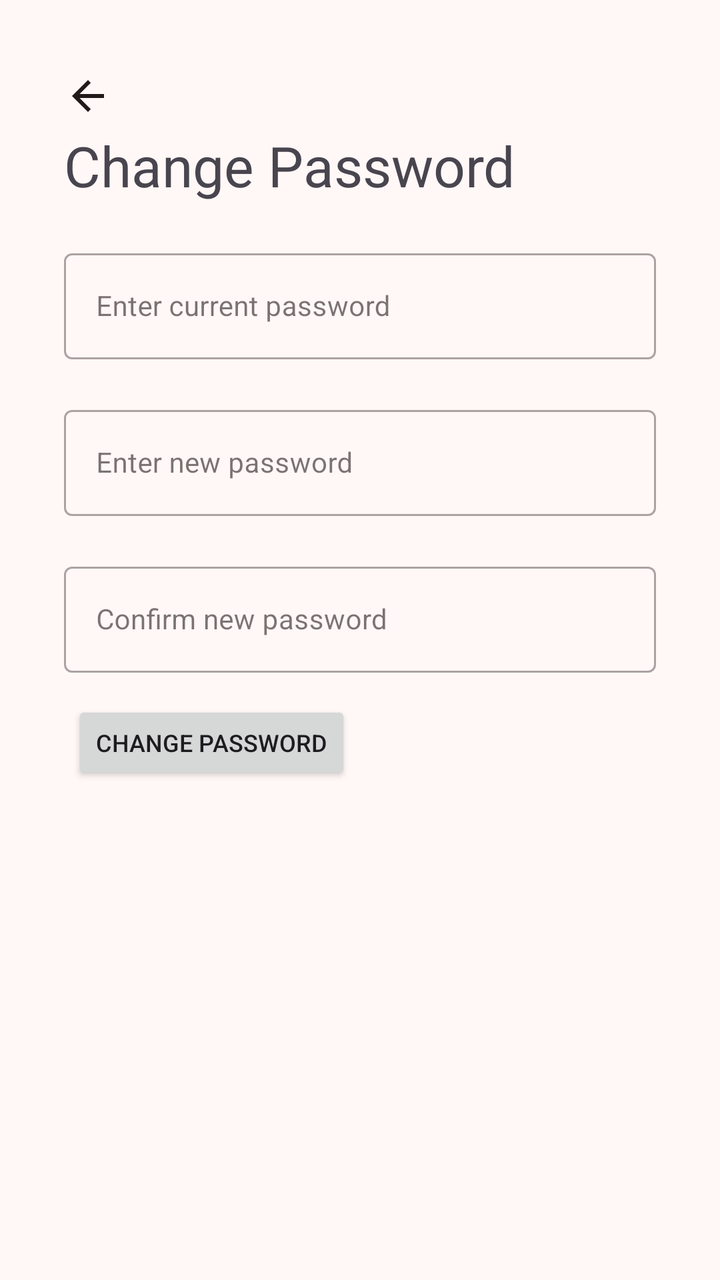
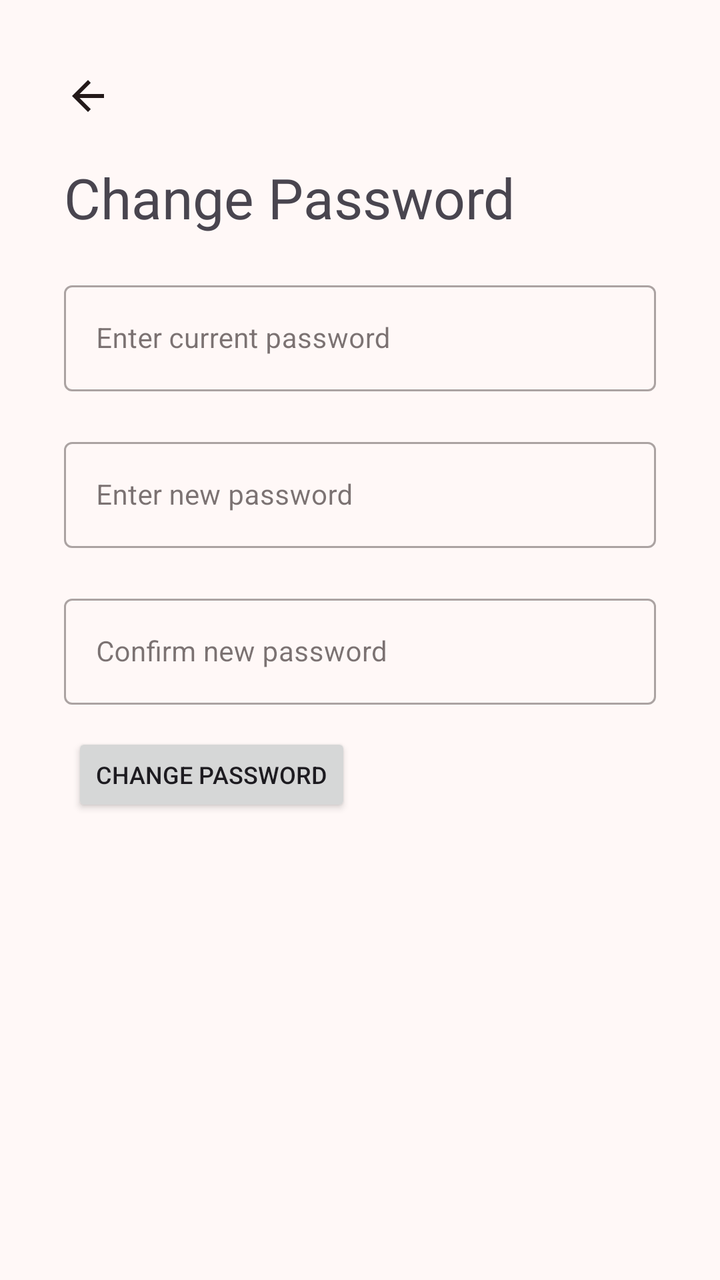

An Android layout rendered at two revisions. The XML below is the earlier revision; the diff shows what the commit changed to produce the second picture.
<!-- AndroidManifest.xml: application theme Theme.LendAHand -->
<!-- res/layout/activity_change_password.xml -->
<?xml version="1.0" encoding="utf-8"?>
<androidx.constraintlayout.widget.ConstraintLayout xmlns:android="http://schemas.android.com/apk/res/android"
    xmlns:app="http://schemas.android.com/apk/res-auto"
    xmlns:tools="http://schemas.android.com/tools"
    android:id="@+id/main"
    android:layout_width="match_parent"
    android:layout_height="match_parent"
    tools:context=".changePassword">

    <ImageButton
        android:id="@+id/backButton1"
        android:layout_width="wrap_content"
        android:layout_height="wrap_content"
        android:layout_marginStart="32dp"
        android:layout_marginTop="36dp"
        style="@style/icon"
        app:layout_constraintStart_toStartOf="parent"
        app:layout_constraintTop_toTopOf="parent"
        android:onClick="backOnClick"
        app:srcCompat="?attr/actionModeCloseDrawable" />

    <TextView
        android:id="@+id/changePassHeader"
        android:layout_width="wrap_content"
        android:layout_height="wrap_content"
        android:layout_marginStart="32dp"
        android:layout_marginTop="64dp"
        android:text="@string/change_password"
        android:textSize="28sp"
        app:layout_constraintStart_toStartOf="parent"
        app:layout_constraintTop_toTopOf="parent" />

    <com.google.android.material.textfield.TextInputLayout
        android:id="@+id/outlineCurrPass"
        android:layout_width="match_parent"
        android:layout_height="wrap_content"
        style="@style/Widget.MaterialComponents.TextInputLayout.OutlinedBox"
        android:layout_marginEnd="32dp"
        android:layout_marginStart="32dp"
        android:hint="@string/enter_current_password"
        android:layout_marginTop="20dp"
        app:layout_constraintEnd_toEndOf="parent"
        app:layout_constraintStart_toStartOf="parent"
        app:layout_constraintTop_toBottomOf="@+id/changePassHeader">

        
        <com.google.android.material.textfield.TextInputEditText
            android:id="@+id/currPass"
            android:layout_width="match_parent"
            android:layout_height="wrap_content"
            android:textSize="14sp" />

    </com.google.android.material.textfield.TextInputLayout>

    <com.google.android.material.textfield.TextInputLayout
        android:id="@+id/outlineNewPass"
        android:layout_width="match_parent"
        android:layout_height="wrap_content"
        style="@style/Widget.MaterialComponents.TextInputLayout.OutlinedBox"
        android:layout_marginEnd="32dp"
        android:layout_marginStart="32dp"
        android:hint="@string/enter_new_password"
        android:layout_marginTop="20dp"
        app:layout_constraintEnd_toEndOf="parent"
        app:layout_constraintStart_toStartOf="parent"
        app:layout_constraintTop_toBottomOf="@+id/outlineCurrPass">

        
        <com.google.android.material.textfield.TextInputEditText
            android:id="@+id/newPass"
            android:layout_width="match_parent"
            android:layout_height="wrap_content"
            android:textSize="14sp" />

    </com.google.android.material.textfield.TextInputLayout>

    <com.google.android.material.textfield.TextInputLayout
        android:id="@+id/outlineConfirmNewPass"
        android:layout_width="match_parent"
        android:layout_height="wrap_content"
        style="@style/Widget.MaterialComponents.TextInputLayout.OutlinedBox"
        android:layout_marginEnd="32dp"
        android:layout_marginStart="32dp"
        android:hint="@string/confirm_new_password"
        android:layout_marginTop="20dp"
        app:layout_constraintEnd_toEndOf="parent"
        app:layout_constraintStart_toStartOf="parent"
        app:layout_constraintTop_toBottomOf="@+id/outlineNewPass">

        
        <com.google.android.material.textfield.TextInputEditText
            android:id="@+id/confirmNewPass"
            android:layout_width="match_parent"
            android:layout_height="wrap_content"
            android:textSize="14sp" />

    </com.google.android.material.textfield.TextInputLayout>

    <Button
        android:id="@+id/changePassButton"
        android:layout_width="wrap_content"
        android:layout_height="42dp"
        android:layout_marginStart="36dp"
        android:layout_marginTop="14dp"
        android:text="@string/change_password"
        android:textSize="12sp"
        app:layout_constraintStart_toStartOf="parent"
        app:layout_constraintTop_toBottomOf="@+id/outlineConfirmNewPass" />


</androidx.constraintlayout.widget.ConstraintLayout>
<!-- resources referenced by this layout -->
<resources>
  <string name="change_password">Change Password</string>
  <string name="confirm_new_password">Confirm new password</string>
  <string name="enter_current_password">Enter current password</string>
  <string name="enter_new_password">Enter new password</string>
  <style name="icon">
          <item name="tint">?attr/colorOnSurface</item>
          <item name="android:background">@android:color/transparent</item>
      </style>
  <style name="Theme.LendAHand" parent="AppTheme">
      
      <item name="android:navigationBarColor">@android:color/transparent</item>
      <item name="android:statusBarColor">@android:color/transparent</item>
      <item name="android:windowLightStatusBar">?attr/isLightTheme</item>
    </style>
  <style name="ChipTheme" parent="Widget.Material3.Chip.Assist">
          <item name="chipBackgroundColor">@color/chip_color</item>
  
      </style>
  <color name="md_theme_primary">#613935</color>
  <color name="md_theme_onPrimary">#FFFFFF</color>
  <color name="md_theme_primaryContainer">#FFDAD6</color>
  <color name="md_theme_onPrimaryContainer">#754944</color>
  <color name="md_theme_secondary">#904A42</color>
  <color name="md_theme_onSecondary">#FFFFFF</color>
  <color name="md_theme_secondaryContainer">#FFDAD5</color>
  <color name="md_theme_onSecondaryContainer">#73342C</color>
  <color name="md_theme_tertiary">#8E4D2E</color>
  <color name="md_theme_onTertiary">#FFFFFF</color>
  <color name="md_theme_tertiaryContainer">#FFDBCC</color>
  <color name="md_theme_onTertiaryContainer">#713619</color>
  <color name="md_theme_error">#8F4C37</color>
  <color name="md_theme_onError">#FFFFFF</color>
  <color name="md_theme_errorContainer">#FFDBD1</color>
  <color name="md_theme_onErrorContainer">#723522</color>
  <color name="md_theme_background">#FFF8F7</color>
  <color name="md_theme_onBackground">#231918</color>
  <color name="md_theme_surface">#FFF8F7</color>
  <color name="md_theme_onSurface">#231919</color>
  <color name="md_theme_surfaceVariant">#F5DDDA</color>
  <color name="md_theme_onSurfaceVariant">#534341</color>
  <color name="md_theme_outline">#857371</color>
  <color name="md_theme_outlineVariant">#D8C2BF</color>
  <color name="md_theme_inverseSurface">#382E2D</color>
  <color name="md_theme_inverseOnSurface">#FFEDEB</color>
  <color name="md_theme_inversePrimary">#FFB4AB</color>
  <color name="md_theme_primaryFixed">#FFDAD6</color>
  <color name="md_theme_onPrimaryFixed">#3B0907</color>
  <color name="md_theme_primaryFixedDim">#FFB4AB</color>
  <color name="md_theme_onPrimaryFixedVariant">#73332D</color>
  <color name="md_theme_secondaryFixed">#FFDAD5</color>
  <color name="md_theme_onSecondaryFixed">#3B0906</color>
  <color name="md_theme_secondaryFixedDim">#FFB4AA</color>
  <color name="md_theme_onSecondaryFixedVariant">#73342C</color>
  <color name="md_theme_tertiaryFixed">#FFDBCC</color>
  <color name="md_theme_onTertiaryFixed">#351000</color>
  <color name="md_theme_tertiaryFixedDim">#FFB695</color>
  <color name="md_theme_onTertiaryFixedVariant">#713619</color>
  <color name="md_theme_surfaceDim">#E8D6D5</color>
  <color name="md_theme_surfaceBright">#FFF8F7</color>
  <color name="md_theme_surfaceContainerLowest">#FFFFFF</color>
  <color name="md_theme_surfaceContainerLow">#FFF0EF</color>
  <color name="md_theme_surfaceContainer">#FCEAE8</color>
  <color name="md_theme_surfaceContainerHigh">#F6E4E3</color>
  <color name="md_theme_surfaceContainerHighest">#F0DEDD</color>
  <!-- unchanged entries left out for length: 1 -->
</resources>

<!-- the commit's change to res/layout/activity_change_password.xml (unified diff, before → after) -->
@@ -24,7 +24,7 @@
         android:layout_width="wrap_content"
         android:layout_height="wrap_content"
         android:layout_marginStart="32dp"
-        android:layout_marginTop="64dp"
+        android:layout_marginTop="80dp"
         android:text="@string/change_password"
         android:textSize="28sp"
         app:layout_constraintStart_toStartOf="parent"
